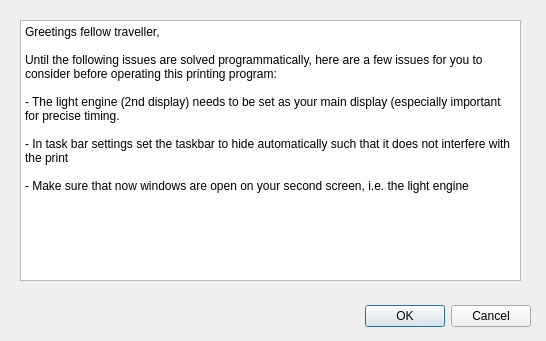
lee-lab-skku/dynamic-clip-software, file demoqt/instructiondialog.ui: the form before one commit.
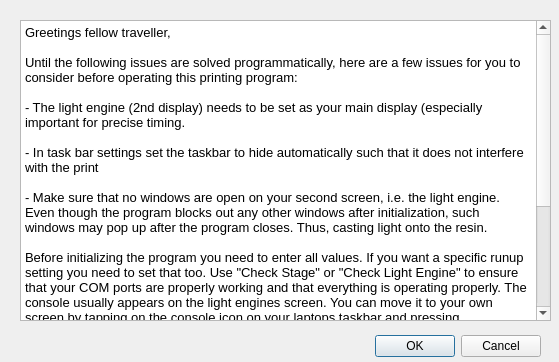
The form after the commit.

The edit to the form file:
```diff
--- a/demoqt/instructiondialog.ui
+++ b/demoqt/instructiondialog.ui
@@ -6,8 +6,8 @@
    <rect>
     <x>0</x>
     <y>0</y>
-    <width>546</width>
-    <height>341</height>
+    <width>559</width>
+    <height>362</height>
    </rect>
   </property>
   <property name="windowTitle">
@@ -16,12 +16,17 @@
   <widget class="QDialogButtonBox" name="buttonBox">
    <property name="geometry">
     <rect>
-     <x>190</x>
-     <y>300</y>
+     <x>200</x>
+     <y>330</y>
      <width>341</width>
      <height>32</height>
     </rect>
    </property>
+   <property name="font">
+    <font>
+     <family>Segoe UI</family>
+    </font>
+   </property>
    <property name="orientation">
     <enum>Qt::Horizontal</enum>
    </property>
@@ -34,24 +39,38 @@
     <rect>
      <x>20</x>
      <y>20</y>
-     <width>501</width>
-     <height>261</height>
+     <width>531</width>
+     <height>301</height>
     </rect>
    </property>
+   <property name="font">
+    <font>
+     <family>Segoe UI</family>
+    </font>
+   </property>
    <property name="html">
     <string>&lt;!DOCTYPE HTML PUBLIC &quot;-//W3C//DTD HTML 4.0//EN&quot; &quot;http://www.w3.org/TR/REC-html40/strict.dtd&quot;&gt;
 &lt;html&gt;&lt;head&gt;&lt;meta name=&quot;qrichtext&quot; content=&quot;1&quot; /&gt;&lt;style type=&quot;text/css&quot;&gt;
 p, li { white-space: pre-wrap; }
-&lt;/style&gt;&lt;/head&gt;&lt;body style=&quot; font-family:'Gulim'; font-size:9pt; font-weight:400; font-style:normal;&quot;&gt;
-&lt;p style=&quot; margin-top:0px; margin-bottom:0px; margin-left:0px; margin-right:0px; -qt-block-indent:0; text-indent:0px;&quot;&gt;Greetings fellow traveller, &lt;/p&gt;
-&lt;p style=&quot;-qt-paragraph-type:empty; margin-top:0px; margin-bottom:0px; margin-left:0px; margin-right:0px; -qt-block-indent:0; text-indent:0px;&quot;&gt;&lt;br /&gt;&lt;/p&gt;
-&lt;p style=&quot; margin-top:0px; margin-bottom:0px; margin-left:0px; margin-right:0px; -qt-block-indent:0; text-indent:0px;&quot;&gt;Until the following issues are solved programmatically, here are a few issues for you to consider before operating this printing program:&lt;/p&gt;
-&lt;p style=&quot;-qt-paragraph-type:empty; margin-top:0px; margin-bottom:0px; margin-left:0px; margin-right:0px; -qt-block-indent:0; text-indent:0px;&quot;&gt;&lt;br /&gt;&lt;/p&gt;
-&lt;p style=&quot; margin-top:0px; margin-bottom:0px; margin-left:0px; margin-right:0px; -qt-block-indent:0; text-indent:0px;&quot;&gt;- The light engine (2nd display) needs to be set as your main display (especially important for precise timing.&lt;/p&gt;
-&lt;p style=&quot;-qt-paragraph-type:empty; margin-top:0px; margin-bottom:0px; margin-left:0px; margin-right:0px; -qt-block-indent:0; text-indent:0px;&quot;&gt;&lt;br /&gt;&lt;/p&gt;
-&lt;p style=&quot; margin-top:0px; margin-bottom:0px; margin-left:0px; margin-right:0px; -qt-block-indent:0; text-indent:0px;&quot;&gt;- In task bar settings set the taskbar to hide automatically such that it does not interfere with the print&lt;/p&gt;
-&lt;p style=&quot;-qt-paragraph-type:empty; margin-top:0px; margin-bottom:0px; margin-left:0px; margin-right:0px; -qt-block-indent:0; text-indent:0px;&quot;&gt;&lt;br /&gt;&lt;/p&gt;
-&lt;p style=&quot; margin-top:0px; margin-bottom:0px; margin-left:0px; margin-right:0px; -qt-block-indent:0; text-indent:0px;&quot;&gt;- Make sure that now windows are open on your second screen, i.e. the light engine&lt;/p&gt;&lt;/body&gt;&lt;/html&gt;</string>
+&lt;/style&gt;&lt;/head&gt;&lt;body style=&quot; font-family:'Segoe UI'; font-size:9pt; font-weight:400; font-style:normal;&quot;&gt;
+&lt;p style=&quot; margin-top:0px; margin-bottom:0px; margin-left:0px; margin-right:0px; -qt-block-indent:0; text-indent:0px;&quot;&gt;&lt;span style=&quot; font-family:'Gulim'; font-size:10pt;&quot;&gt;Greetings fellow traveller, &lt;/span&gt;&lt;/p&gt;
+&lt;p style=&quot;-qt-paragraph-type:empty; margin-top:0px; margin-bottom:0px; margin-left:0px; margin-right:0px; -qt-block-indent:0; text-indent:0px; font-family:'Gulim'; font-size:10pt;&quot;&gt;&lt;br /&gt;&lt;/p&gt;
+&lt;p style=&quot; margin-top:0px; margin-bottom:0px; margin-left:0px; margin-right:0px; -qt-block-indent:0; text-indent:0px;&quot;&gt;&lt;span style=&quot; font-family:'Gulim'; font-size:10pt;&quot;&gt;Until the following issues are solved programmatically, here are a few issues for you to consider before operating this printing program:&lt;/span&gt;&lt;/p&gt;
+&lt;p style=&quot;-qt-paragraph-type:empty; margin-top:0px; margin-bottom:0px; margin-left:0px; margin-right:0px; -qt-block-indent:0; text-indent:0px; font-family:'Gulim'; font-size:10pt;&quot;&gt;&lt;br /&gt;&lt;/p&gt;
+&lt;p style=&quot; margin-top:0px; margin-bottom:0px; margin-left:0px; margin-right:0px; -qt-block-indent:0; text-indent:0px;&quot;&gt;&lt;span style=&quot; font-family:'Gulim'; font-size:10pt;&quot;&gt;- The light engine (2nd display) needs to be set as your main display (especially important for precise timing.&lt;/span&gt;&lt;/p&gt;
+&lt;p style=&quot;-qt-paragraph-type:empty; margin-top:0px; margin-bottom:0px; margin-left:0px; margin-right:0px; -qt-block-indent:0; text-indent:0px; font-family:'Gulim'; font-size:10pt;&quot;&gt;&lt;br /&gt;&lt;/p&gt;
+&lt;p style=&quot; margin-top:0px; margin-bottom:0px; margin-left:0px; margin-right:0px; -qt-block-indent:0; text-indent:0px;&quot;&gt;&lt;span style=&quot; font-family:'Gulim'; font-size:10pt;&quot;&gt;- In task bar settings set the taskbar to hide automatically such that it does not interfere with the print&lt;/span&gt;&lt;/p&gt;
+&lt;p style=&quot;-qt-paragraph-type:empty; margin-top:0px; margin-bottom:0px; margin-left:0px; margin-right:0px; -qt-block-indent:0; text-indent:0px; font-family:'Gulim'; font-size:10pt;&quot;&gt;&lt;br /&gt;&lt;/p&gt;
+&lt;p style=&quot; margin-top:0px; margin-bottom:0px; margin-left:0px; margin-right:0px; -qt-block-indent:0; text-indent:0px;&quot;&gt;&lt;span style=&quot; font-family:'Gulim'; font-size:10pt;&quot;&gt;- Make sure that no windows are open on your second screen, i.e. the light engine. Even though the program blocks out any other windows after initialization, such windows may pop up after the program closes. Thus, casting light onto the resin. &lt;/span&gt;&lt;/p&gt;
+&lt;p style=&quot;-qt-paragraph-type:empty; margin-top:0px; margin-bottom:0px; margin-left:0px; margin-right:0px; -qt-block-indent:0; text-indent:0px; font-family:'Gulim'; font-size:10pt;&quot;&gt;&lt;br /&gt;&lt;/p&gt;
+&lt;p style=&quot; margin-top:0px; margin-bottom:0px; margin-left:0px; margin-right:0px; -qt-block-indent:0; text-indent:0px;&quot;&gt;&lt;span style=&quot; font-family:'Gulim'; font-size:10pt;&quot;&gt;Before initializing the program you need to enter all values. If you want a specific runup setting you need to set that too. Use &amp;quot;Check Stage&amp;quot; or &amp;quot;Check Light Engine&amp;quot; to ensure that your COM ports are properly working and that everything is operating properly. The console usually appears on the light engines screen. You can move it to your own screen by tapping on the console icon on your laptops taskbar and pressing win+shift+right arrow. &lt;/span&gt;&lt;/p&gt;
+&lt;p style=&quot;-qt-paragraph-type:empty; margin-top:0px; margin-bottom:0px; margin-left:0px; margin-right:0px; -qt-block-indent:0; text-indent:0px; font-family:'Gulim'; font-size:10pt;&quot;&gt;&lt;br /&gt;&lt;/p&gt;
+&lt;p style=&quot; margin-top:0px; margin-bottom:0px; margin-left:0px; margin-right:0px; -qt-block-indent:0; text-indent:0px;&quot;&gt;&lt;span style=&quot; font-family:'Gulim'; font-size:10pt;&quot;&gt;Once the program is initialized, you can lift the hood from the light engine and start the print. During the printing process you should NOT use functions like &amp;quot;Check Stage&amp;quot; or &amp;quot;Check Light Engine&amp;quot; since these may cause a conflict in access to the particular devices. &lt;/span&gt;&lt;/p&gt;
+&lt;p style=&quot;-qt-paragraph-type:empty; margin-top:0px; margin-bottom:0px; margin-left:0px; margin-right:0px; -qt-block-indent:0; text-indent:0px; font-family:'Gulim'; font-size:10pt;&quot;&gt;&lt;br /&gt;&lt;/p&gt;
+&lt;p style=&quot; margin-top:0px; margin-bottom:0px; margin-left:0px; margin-right:0px; -qt-block-indent:0; text-indent:0px;&quot;&gt;&lt;span style=&quot; font-family:'Gulim'; font-size:10pt;&quot;&gt;Best of luck,&lt;/span&gt;&lt;/p&gt;
+&lt;p style=&quot;-qt-paragraph-type:empty; margin-top:0px; margin-bottom:0px; margin-left:0px; margin-right:0px; -qt-block-indent:0; text-indent:0px; font-family:'Gulim'; font-size:10pt;&quot;&gt;&lt;br /&gt;&lt;/p&gt;
+&lt;p style=&quot; margin-top:0px; margin-bottom:0px; margin-left:0px; margin-right:0px; -qt-block-indent:0; text-indent:0px;&quot;&gt;&lt;span style=&quot; font-family:'Gulim'; font-size:10pt;&quot;&gt;Mats&lt;/span&gt;&lt;/p&gt;
+&lt;p style=&quot;-qt-paragraph-type:empty; margin-top:0px; margin-bottom:0px; margin-left:0px; margin-right:0px; -qt-block-indent:0; text-indent:0px; font-family:'Gulim'; font-size:10pt;&quot;&gt;&lt;br /&gt;&lt;/p&gt;&lt;/body&gt;&lt;/html&gt;</string>
    </property>
   </widget>
  </widget>
```
